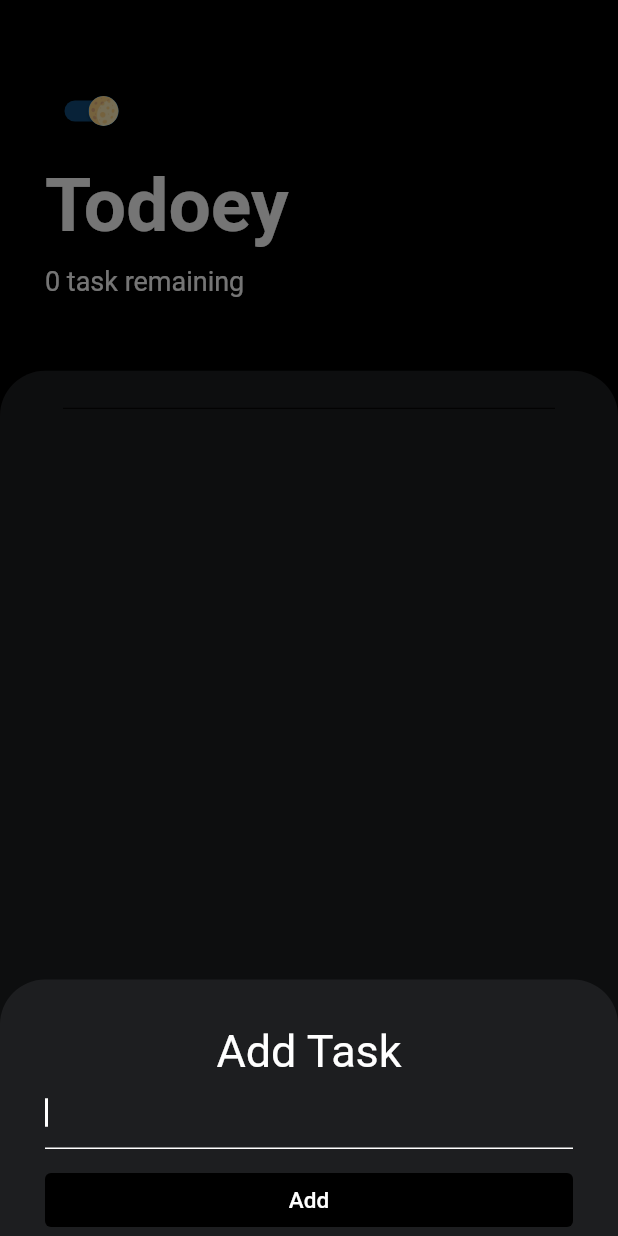
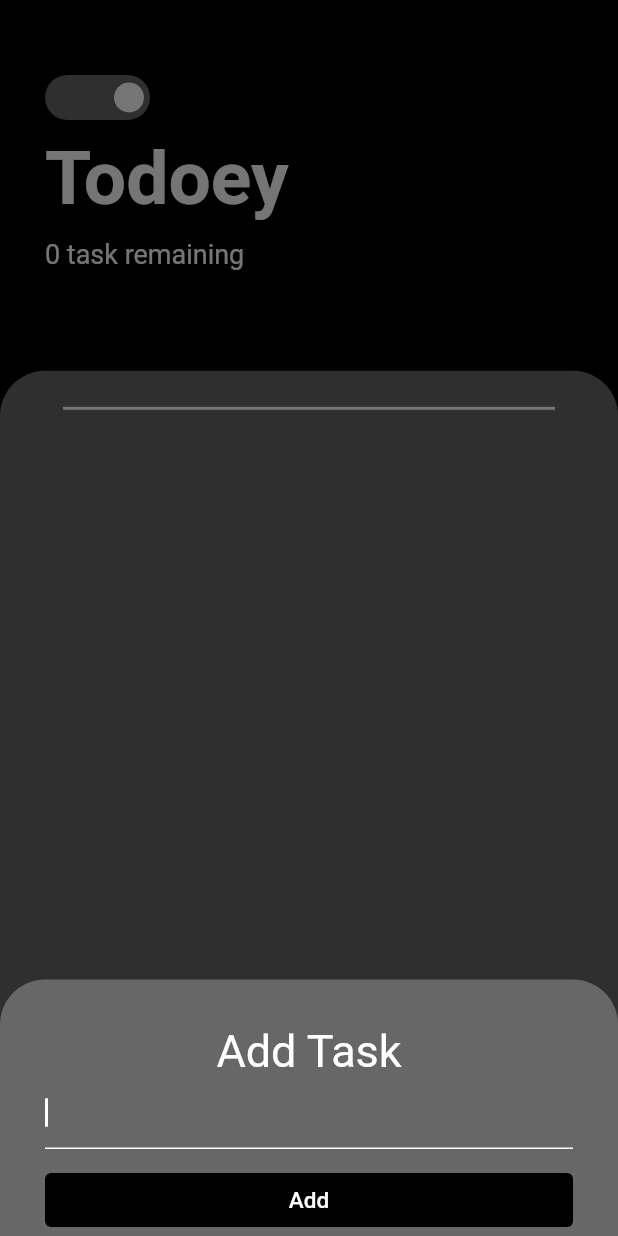
Before and after one commit to shasank27/Todoey-Hive, a Flutter app: the screen it shows after launch, after a tap on the "add" icon, on a phone screen of 412 x 824 dp. Run offline on Flutter 3.47's test engine with Material 2 defaults, Android fonts, the phone set to English and light mode, and no system bars; drawn by our look-alikes of flutter_switch; our stand-ins replace hive, hive_flutter, rflutter_alert, shared_preferences; accounts and stored records are empty; generated files the repository leaves out were written again.

Commit message:
UI Color Change

```diff
--- a/lib/Widgets/task_tile.dart
+++ b/lib/Widgets/task_tile.dart
@@ -26,7 +26,7 @@ class TaskTile extends StatelessWidget {
       ),
       trailing: Checkbox(
         value: isChecked,
-        activeColor: Theme.of(context).disabledColor,
+        fillColor: MaterialStateProperty.all(Theme.of(context).disabledColor),
         checkColor: Theme.of(context).canvasColor,
         onChanged: toggleCheckBox,
       ),
--- a/lib/data/themedata.dart
+++ b/lib/data/themedata.dart
@@ -41,7 +41,7 @@ class ThemeProvider extends ChangeNotifier {
 class MyTheme {
   static final dark = ThemeData(
     disabledColor: Colors.white,
-    canvasColor: Color(0xff1D1E20),
+    canvasColor: Color(0xff686767),
     backgroundColor: Colors.black,
     primaryColor: Colors.white,
     scaffoldBackgroundColor: Colors.black,
@@ -54,22 +54,22 @@ class MyTheme {
       backgroundColor: Colors.black,
     ),
     bottomSheetTheme: BottomSheetThemeData(
-      backgroundColor: Color(0xff1D1E20),
+      backgroundColor: Color(0xff686767),
     ),
   );
   static final light = ThemeData(
-    disabledColor: Colors.lightBlueAccent,
+    disabledColor: Color(0xffFF616D),
     canvasColor: Colors.white,
-    backgroundColor: Colors.lightBlueAccent,
+    backgroundColor: Color(0xffFF616D),
     primaryColor: Colors.black,
-    scaffoldBackgroundColor: Colors.lightBlueAccent,
+    scaffoldBackgroundColor: Color(0xffFF616D),
     textButtonTheme: TextButtonThemeData(
       style: ButtonStyle(
-        backgroundColor: MaterialStateProperty.all(Colors.lightBlueAccent),
+        backgroundColor: MaterialStateProperty.all(Color(0xffFF616D)),
       ),
     ),
     floatingActionButtonTheme: FloatingActionButtonThemeData(
-      backgroundColor: Colors.lightBlueAccent,
+      backgroundColor: Color(0xffFF616D),
     ),
     bottomSheetTheme: BottomSheetThemeData(
       backgroundColor: Colors.white,
--- a/lib/screens/task_screen.dart
+++ b/lib/screens/task_screen.dart
@@ -1,6 +1,7 @@
+import 'package:flutter/cupertino.dart';
 import 'package:flutter/material.dart';
 import 'package:hive/hive.dart';
-import 'package:hive_flutter/hive_flutter.dart';
+import 'package:flutter_switch/flutter_switch.dart';
 import 'package:provider/provider.dart';
 import 'package:todoey_flutter/Widgets/task_list.dart';
 import 'package:todoey_flutter/data/task.dart';
@@ -64,18 +65,32 @@ class _TasksScreenState extends State<TasksScreen> {
               child: Column(
                 crossAxisAlignment: CrossAxisAlignment.start,
                 children: [
-                  Switch.adaptive(
-                    activeThumbImage: AssetImage('images/moon.png'),
-                    inactiveThumbImage: AssetImage('images/sun.png'),
-                    activeTrackColor: Colors.indigo[1000],
-                    inactiveTrackColor: Colors.blue[50],
-                    value: Provider.of<ThemeProvider>(context).isDarkMode,
-                    onChanged: (value) {
-                      final provider =
+                  FlutterSwitch(
+                      width: 70.0,
+                      height: 30.0,
+                      toggleSize: 20.0,
+                      value: Provider.of<ThemeProvider>(context).isDarkMode,
+                      inactiveToggleColor: Color(0xffE8F258),
+                      activeColor: Color(0xff686767),
+                      inactiveColor: Color(0xff37B7C0),
+                      onToggle: (value) {
+                                              final provider =
                           Provider.of<ThemeProvider>(context, listen: false);
                       provider.toggleTheme(value);
-                    },
-                  ),
+                      },
+                    ),
+                  // Switch.adaptive(
+                  //   activeThumbImage: AssetImage('images/moon.png'),
+                  //   inactiveThumbImage: AssetImage('images/sun.png'),
+                  //   activeTrackColor: Colors.indigo[1000],
+                  //   inactiveTrackColor: Colors.blue[50],
+                  //   value: Provider.of<ThemeProvider>(context).isDarkMode,
+                  //   onChanged: (value) {
+                      // final provider =
+                      //     Provider.of<ThemeProvider>(context, listen: false);
+                      // provider.toggleTheme(value);
+                  //   },
+                  // ),
                   SizedBox(
                     height: 10,
                   ),
@@ -130,9 +145,10 @@ class _TasksScreenState extends State<TasksScreen> {
                           .toList(),
                     ),
                     Divider(
+                      thickness: 2,
                       indent: 12,
                       endIndent: 12,
-                      color: Colors.black,
+                      color: Theme.of(context).disabledColor,
                     ),
                     TaskListDone(
                       hivebox: Hive.box('todolist')
```
Also changed, not shown: pubspec.yaml (+2 -5 lines), pubspec.lock.
